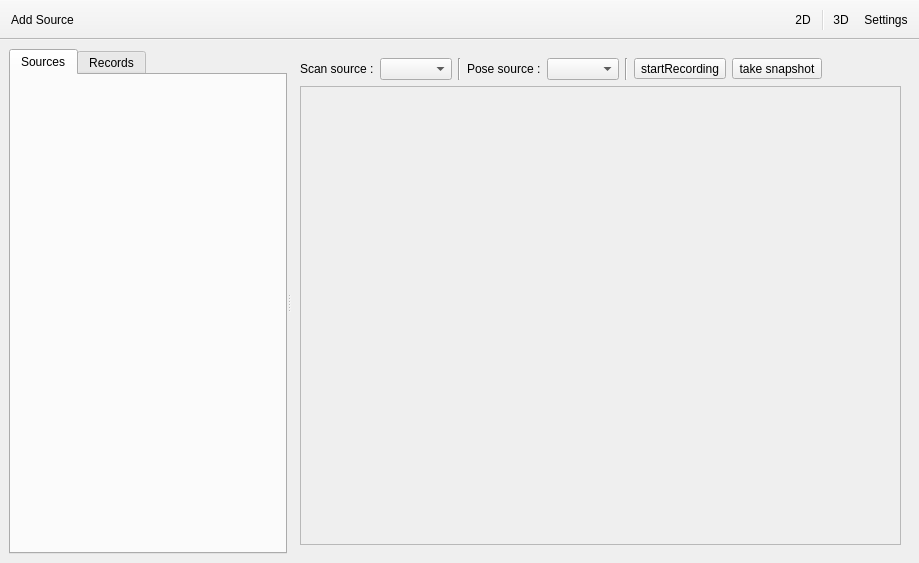
T-PLAY/hub, file applications/viewer/radiumViewer6/MainWindow.ui: the form before one commit.
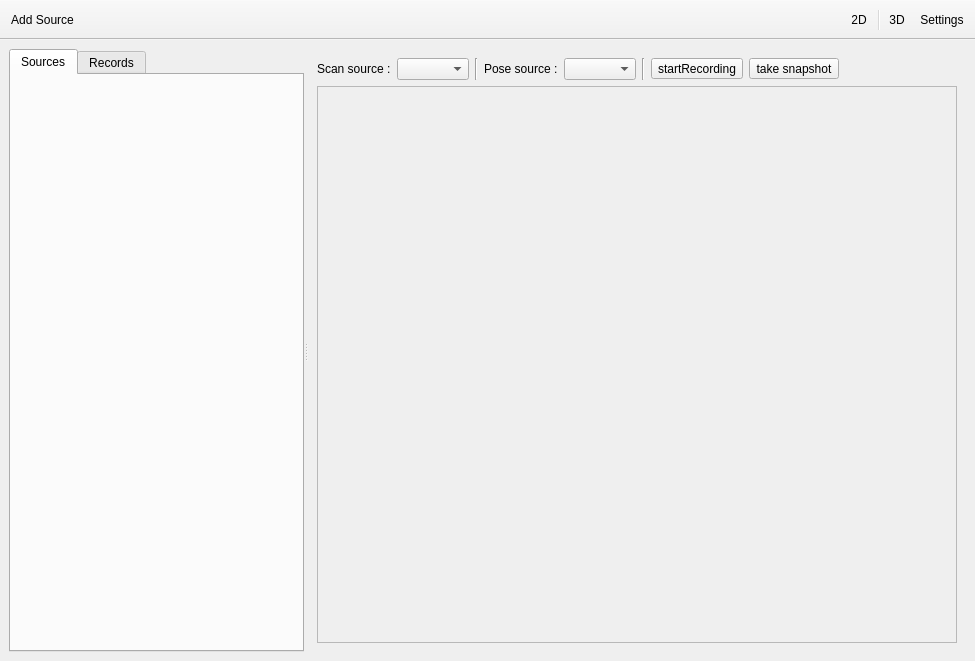
The form after the commit. The open tabs and pages were chosen to show the change.

```diff
--- a/applications/viewer/radiumViewer6/MainWindow.ui
+++ b/applications/viewer/radiumViewer6/MainWindow.ui
@@ -6,8 +6,8 @@
    <rect>
     <x>0</x>
     <y>0</y>
-    <width>919</width>
-    <height>563</height>
+    <width>975</width>
+    <height>661</height>
    </rect>
   </property>
   <property name="windowTitle">
```
Left out of the diff: 2 changed lines with no effect on the pictures.
